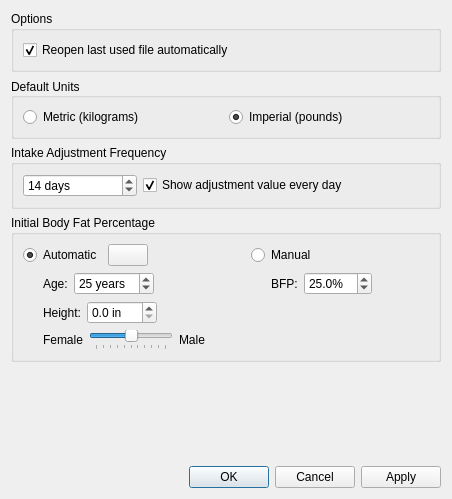
This is ui/config.ui in afontenot/pyweight as Qt 5 draws it before an edit. The edited form follows.
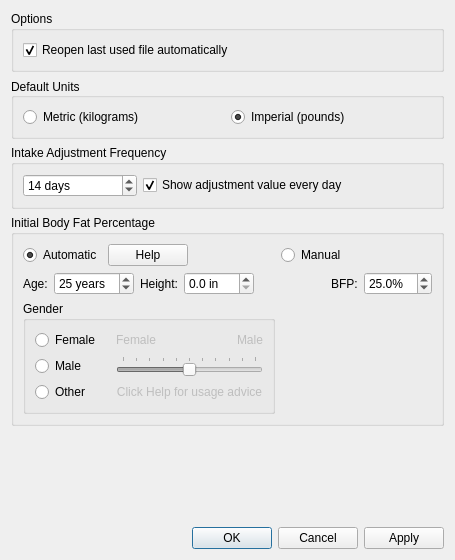
This is the edited form. Icons and pictures are not drawn.

Commit message: improve handling of gender selection

The edit to the form file:
```diff
--- a/ui/config.ui
+++ b/ui/config.ui
@@ -9,8 +9,8 @@
    <rect>
     <x>0</x>
     <y>0</y>
-    <width>452</width>
-    <height>499</height>
+    <width>455</width>
+    <height>560</height>
    </rect>
   </property>
   <property name="windowTitle">
@@ -141,202 +141,6 @@
         </property>
        </widget>
       </item>
-      <item row="1" column="1">
-       <layout class="QHBoxLayout" name="horizontalLayout_5">
-        <item>
-         <spacer name="horizontalSpacer_5">
-          <property name="orientation">
-           <enum>Qt::Horizontal</enum>
-          </property>
-          <property name="sizeType">
-           <enum>QSizePolicy::Fixed</enum>
-          </property>
-          <property name="sizeHint" stdset="0">
-           <size>
-            <width>20</width>
-            <height>20</height>
-           </size>
-          </property>
-         </spacer>
-        </item>
-        <item>
-         <widget class="QLabel" name="manual_bfp_label">
-          <property name="toolTip">
-           <string>Body Fat Percentage</string>
-          </property>
-          <property name="text">
-           <string>BFP:</string>
-          </property>
-         </widget>
-        </item>
-        <item>
-         <widget class="QDoubleSpinBox" name="manual_bfp_spinbox">
-          <property name="suffix">
-           <string>%</string>
-          </property>
-          <property name="decimals">
-           <number>1</number>
-          </property>
-          <property name="maximum">
-           <double>100.000000000000000</double>
-          </property>
-          <property name="singleStep">
-           <double>0.100000000000000</double>
-          </property>
-          <property name="value">
-           <double>25.000000000000000</double>
-          </property>
-         </widget>
-        </item>
-       </layout>
-      </item>
-      <item row="9" column="0">
-       <layout class="QHBoxLayout" name="horizontalLayout_4">
-        <item>
-         <spacer name="horizontalSpacer_3">
-          <property name="orientation">
-           <enum>Qt::Horizontal</enum>
-          </property>
-          <property name="sizeType">
-           <enum>QSizePolicy::Fixed</enum>
-          </property>
-          <property name="sizeHint" stdset="0">
-           <size>
-            <width>20</width>
-            <height>20</height>
-           </size>
-          </property>
-         </spacer>
-        </item>
-        <item>
-         <widget class="QLabel" name="sex_label_1">
-          <property name="text">
-           <string>Female</string>
-          </property>
-         </widget>
-        </item>
-        <item>
-         <widget class="QSlider" name="sex_slider">
-          <property name="maximum">
-           <number>100</number>
-          </property>
-          <property name="value">
-           <number>50</number>
-          </property>
-          <property name="orientation">
-           <enum>Qt::Horizontal</enum>
-          </property>
-          <property name="tickPosition">
-           <enum>QSlider::TicksBelow</enum>
-          </property>
-         </widget>
-        </item>
-        <item>
-         <widget class="QLabel" name="sex_label_2">
-          <property name="text">
-           <string>Male</string>
-          </property>
-         </widget>
-        </item>
-        <item>
-         <spacer name="horizontalSpacer_4">
-          <property name="orientation">
-           <enum>Qt::Horizontal</enum>
-          </property>
-          <property name="sizeHint" stdset="0">
-           <size>
-            <width>40</width>
-            <height>20</height>
-           </size>
-          </property>
-         </spacer>
-        </item>
-       </layout>
-      </item>
-      <item row="0" column="2">
-       <spacer name="horizontalSpacer_6">
-        <property name="orientation">
-         <enum>Qt::Horizontal</enum>
-        </property>
-        <property name="sizeHint" stdset="0">
-         <size>
-          <width>40</width>
-          <height>20</height>
-         </size>
-        </property>
-       </spacer>
-      </item>
-      <item row="1" column="0">
-       <layout class="QHBoxLayout" name="horizontalLayout_3">
-        <item>
-         <spacer name="horizontalSpacer_2">
-          <property name="orientation">
-           <enum>Qt::Horizontal</enum>
-          </property>
-          <property name="sizeType">
-           <enum>QSizePolicy::Fixed</enum>
-          </property>
-          <property name="sizeHint" stdset="0">
-           <size>
-            <width>20</width>
-            <height>20</height>
-           </size>
-          </property>
-         </spacer>
-        </item>
-        <item>
-         <widget class="QLabel" name="age_label">
-          <property name="sizePolicy">
-           <sizepolicy hsizetype="Fixed" vsizetype="Preferred">
-            <horstretch>0</horstretch>
-            <verstretch>0</verstretch>
-           </sizepolicy>
-          </property>
-          <property name="text">
-           <string>Age:</string>
-          </property>
-         </widget>
-        </item>
-        <item>
-         <widget class="QSpinBox" name="age_spinbox">
-          <property name="enabled">
-           <bool>true</bool>
-          </property>
-          <property name="sizePolicy">
-           <sizepolicy hsizetype="Fixed" vsizetype="Fixed">
-            <horstretch>0</horstretch>
-            <verstretch>0</verstretch>
-           </sizepolicy>
-          </property>
-          <property name="suffix">
-           <string> years</string>
-          </property>
-          <property name="minimum">
-           <number>18</number>
-          </property>
-          <property name="maximum">
-           <number>120</number>
-          </property>
-          <property name="value">
-           <number>25</number>
-          </property>
-         </widget>
-        </item>
-        <item>
-         <spacer name="horizontalSpacer">
-          <property name="orientation">
-           <enum>Qt::Horizontal</enum>
-          </property>
-          <property name="sizeHint" stdset="0">
-           <size>
-            <width>40</width>
-            <height>20</height>
-           </size>
-          </property>
-         </spacer>
-        </item>
-       </layout>
-      </item>
       <item row="0" column="0">
        <layout class="QHBoxLayout" name="horizontalLayout_6">
         <property name="spacing">
@@ -370,7 +174,7 @@
            </sizepolicy>
           </property>
           <property name="text">
-           <string/>
+           <string>Help</string>
           </property>
           <property name="icon">
            <iconset theme="help-about"/>
@@ -392,26 +196,45 @@
         </item>
        </layout>
       </item>
-      <item row="6" column="0">
-       <layout class="QHBoxLayout" name="horizontalLayout_9">
-        <property name="bottomMargin">
-         <number>0</number>
-        </property>
+      <item row="1" column="0">
+       <layout class="QHBoxLayout" name="horizontalLayout_3">
         <item>
-         <spacer name="horizontalSpacer_9">
-          <property name="orientation">
-           <enum>Qt::Horizontal</enum>
+         <widget class="QLabel" name="age_label">
+          <property name="sizePolicy">
+           <sizepolicy hsizetype="Fixed" vsizetype="Preferred">
+            <horstretch>0</horstretch>
+            <verstretch>0</verstretch>
+           </sizepolicy>
           </property>
-          <property name="sizeType">
-           <enum>QSizePolicy::Fixed</enum>
+          <property name="text">
+           <string>Age:</string>
           </property>
-          <property name="sizeHint" stdset="0">
-           <size>
-            <width>20</width>
-            <height>20</height>
-           </size>
+         </widget>
+        </item>
+        <item>
+         <widget class="QSpinBox" name="age_spinbox">
+          <property name="enabled">
+           <bool>true</bool>
           </property>
-         </spacer>
+          <property name="sizePolicy">
+           <sizepolicy hsizetype="Fixed" vsizetype="Fixed">
+            <horstretch>0</horstretch>
+            <verstretch>0</verstretch>
+           </sizepolicy>
+          </property>
+          <property name="suffix">
+           <string> years</string>
+          </property>
+          <property name="minimum">
+           <number>18</number>
+          </property>
+          <property name="maximum">
+           <number>120</number>
+          </property>
+          <property name="value">
+           <number>25</number>
+          </property>
+         </widget>
         </item>
         <item>
          <widget class="QLabel" name="height_label">
@@ -440,13 +263,13 @@
          </widget>
         </item>
         <item>
-         <spacer name="horizontalSpacer_10">
+         <spacer name="horizontalSpacer">
           <property name="orientation">
            <enum>Qt::Horizontal</enum>
           </property>
           <property name="sizeHint" stdset="0">
            <size>
-            <width>0</width>
+            <width>40</width>
             <height>20</height>
            </size>
           </property>
@@ -454,6 +277,174 @@
         </item>
        </layout>
       </item>
+      <item row="2" column="0">
+       <widget class="QGroupBox" name="gender_selection_gbox">
+        <property name="title">
+         <string>Gender</string>
+        </property>
+        <layout class="QHBoxLayout" name="horizontalLayout_7">
+         <item>
+          <layout class="QVBoxLayout" name="verticalLayout_2">
+           <property name="rightMargin">
+            <number>10</number>
+           </property>
+           <item>
+            <widget class="QRadioButton" name="bfp_female_radio">
+             <property name="text">
+              <string>Female</string>
+             </property>
+            </widget>
+           </item>
+           <item>
+            <widget class="QRadioButton" name="bfp_male_radio">
+             <property name="text">
+              <string>Male</string>
+             </property>
+            </widget>
+           </item>
+           <item>
+            <widget class="QRadioButton" name="bfp_othergender_radio">
+             <property name="text">
+              <string>Other</string>
+             </property>
+            </widget>
+           </item>
+          </layout>
+         </item>
+         <item>
+          <layout class="QVBoxLayout" name="verticalLayout_5">
+           <item>
+            <layout class="QHBoxLayout" name="horizontalLayout_2">
+             <item>
+              <widget class="QLabel" name="sex_label_1">
+               <property name="enabled">
+                <bool>false</bool>
+               </property>
+               <property name="text">
+                <string>Female</string>
+               </property>
+              </widget>
+             </item>
+             <item>
+              <spacer name="horizontalSpacer_2">
+               <property name="orientation">
+                <enum>Qt::Horizontal</enum>
+               </property>
+               <property name="sizeHint" stdset="0">
+                <size>
+                 <width>40</width>
+                 <height>20</height>
+                </size>
+               </property>
+              </spacer>
+             </item>
+             <item>
+              <widget class="QLabel" name="sex_label_2">
+               <property name="enabled">
+                <bool>false</bool>
+               </property>
+               <property name="text">
+                <string>Male</string>
+               </property>
+              </widget>
+             </item>
+            </layout>
+           </item>
+           <item>
+            <widget class="QSlider" name="sex_slider">
+             <property name="enabled">
+              <bool>false</bool>
+             </property>
+             <property name="styleSheet">
+              <string notr="true"/>
+             </property>
+             <property name="maximum">
+              <number>100</number>
+             </property>
+             <property name="value">
+              <number>50</number>
+             </property>
+             <property name="orientation">
+              <enum>Qt::Horizontal</enum>
+             </property>
+             <property name="invertedAppearance">
+              <bool>false</bool>
+             </property>
+             <property name="invertedControls">
+              <bool>false</bool>
+             </property>
+             <property name="tickPosition">
+              <enum>QSlider::TicksAbove</enum>
+             </property>
+            </widget>
+           </item>
+           <item>
+            <widget class="QLabel" name="usage_advice_label">
+             <property name="enabled">
+              <bool>false</bool>
+             </property>
+             <property name="text">
+              <string>Click Help for usage advice</string>
+             </property>
+             <property name="alignment">
+              <set>Qt::AlignCenter</set>
+             </property>
+            </widget>
+           </item>
+          </layout>
+         </item>
+        </layout>
+       </widget>
+      </item>
+      <item row="1" column="1">
+       <layout class="QHBoxLayout" name="horizontalLayout_5">
+        <item>
+         <spacer name="horizontalSpacer_5">
+          <property name="orientation">
+           <enum>Qt::Horizontal</enum>
+          </property>
+          <property name="sizeType">
+           <enum>QSizePolicy::MinimumExpanding</enum>
+          </property>
+          <property name="sizeHint" stdset="0">
+           <size>
+            <width>50</width>
+            <height>20</height>
+           </size>
+          </property>
+         </spacer>
+        </item>
+        <item>
+         <widget class="QLabel" name="manual_bfp_label">
+          <property name="toolTip">
+           <string>Body Fat Percentage</string>
+          </property>
+          <property name="text">
+           <string>BFP:</string>
+          </property>
+         </widget>
+        </item>
+        <item>
+         <widget class="QDoubleSpinBox" name="manual_bfp_spinbox">
+          <property name="suffix">
+           <string>%</string>
+          </property>
+          <property name="decimals">
+           <number>1</number>
+          </property>
+          <property name="maximum">
+           <double>100.000000000000000</double>
+          </property>
+          <property name="singleStep">
+           <double>0.100000000000000</double>
+          </property>
+          <property name="value">
+           <double>25.000000000000000</double>
+          </property>
+         </widget>
+        </item>
+       </layout>
+      </item>
      </layout>
     </widget>
    </item>
```
Left out of the diff: 3 changed lines with no effect on the pictures. The commit also changes 3 other files.
